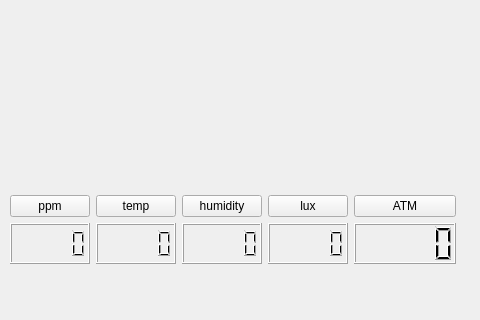
This is keeMASH.ui in buhtanback/KeeMASH as Qt 5 draws it before an edit; both pictures show x 0 to 480 and y 285 to 605 of the 848 by 605 pixel window. The edited form follows.
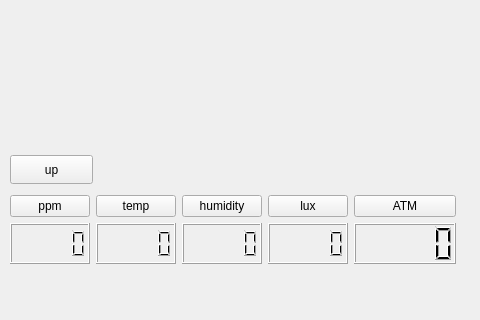
This is the edited form.

Commit message: add functioning control button give all sensors esp mixer

```diff
--- a/keeMASH.ui
+++ b/keeMASH.ui
@@ -248,7 +248,7 @@
      </property>
     </widget>
    </widget>
-   <widget class="QWidget" name="">
+   <widget class="QWidget" name="layoutWidget">
     <property name="geometry">
      <rect>
       <x>10</x>
@@ -342,6 +342,19 @@
      </item>
     </layout>
    </widget>
+   <widget class="QPushButton" name="reloB">
+    <property name="geometry">
+     <rect>
+      <x>10</x>
+      <y>440</y>
+      <width>83</width>
+      <height>29</height>
+     </rect>
+    </property>
+    <property name="text">
+     <string>up</string>
+    </property>
+   </widget>
   </widget>
   <widget class="QMenuBar" name="menubar">
    <property name="geometry">
```
The commit also changes 1 other file.
